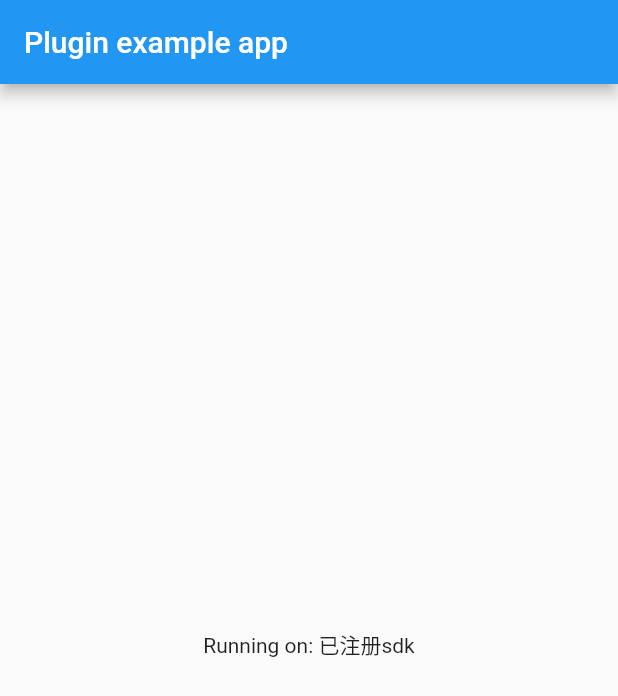
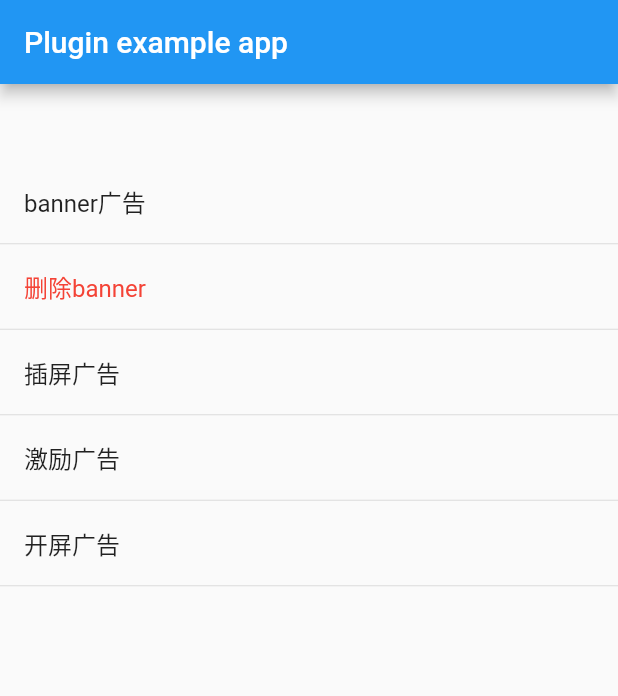
Before and after one commit to wengxianxun/bytedance_pangolin, a Flutter app: the screen it shows after launch, on a phone screen of 412 x 824 dp. Shown: the top 696 px of the screen. Run offline on Flutter 3.47's test engine with Material 2 defaults, Android fonts, the phone set to English and light mode, and no system bars; our stand-ins replace plugin_platform_interface.

Commit message:
初步完成
完成了iOS和Android的 激励、banner、插屏、开屏的开发

```diff
--- a/example/lib/main.dart
+++ b/example/lib/main.dart
@@ -2,7 +2,6 @@ import 'dart:async';
 
 import 'package:bytedance_pangolin/bytedance_pangolin.dart';
 import 'package:flutter/material.dart';
-import 'package:flutter/services.dart';
 
 void main() {
   runApp(const MyApp());
@@ -28,14 +27,6 @@ class _MyAppState extends State<MyApp> {
   // Platform messages are asynchronous, so we initialize in an async method.
   Future<void> initPlatformState() async {
     String platformVersion;
-    // Platform messages may fail, so we use a try/catch PlatformException.
-    // We also handle the message potentially returning null.
-    try {
-      platformVersion = await _bytedancePangolinPlugin.getPlatformVersion() ??
-          'Unknown platform version';
-    } on PlatformException {
-      platformVersion = 'Failed to get platform version.';
-    }
 
     await _bytedancePangolinPlugin
         .register(
@@ -53,7 +44,7 @@ class _MyAppState extends State<MyApp> {
       });
       // _loadSplashAd();
       // _loadBannerAd();
-      _loadRewardAd();
+      // _loadRewardAd();
       // _loadInterstitialAd();
     });
     if (!mounted) return;
@@ -65,8 +56,8 @@ class _MyAppState extends State<MyApp> {
         debug: true,
         mCodeId: "945344872",
         supportDeepLink: true,
-        rewardName: "激励广告",
-        rewardAmount: 3,
+        rewardName: "金币",
+        rewardAmount: 2,
         isExpress: true,
         expressViewAcceptedSizeH: 500,
         expressViewAcceptedSizeW: 500,
@@ -87,7 +78,7 @@ class _MyAppState extends State<MyApp> {
         expressViewHeight: 50,
         isCarousel: true,
         interval: 40,
-        topMargin: 300);
+        topMargin: 50);
   }
 
   _removeBannerAd() async {
@@ -99,6 +90,18 @@ class _MyAppState extends State<MyApp> {
         mCodeId: "945344417", expressViewWidth: 600, expressViewHeight: 600);
   }
 
+  // InkWell(
+  // onTap: () {
+  // _loadRewardAd();
+  // },
+  // child: Container(
+  // color: Colors.red,
+  // width: 200,
+  // height: 100,
+  // child: Text("按钮"),
+  // ),
+  // )
+
   @override
   Widget build(BuildContext context) {
     return MaterialApp(
@@ -107,7 +110,51 @@ class _MyAppState extends State<MyApp> {
           title: const Text('Plugin example app'),
         ),
         body: Center(
-          child: Text('Running on: $_platformVersion\n'),
+          child: ListView(
+            children: [
+              const SizedBox(
+                height: 50,
+              ),
+              ListTile(
+                title: const Text("banner广告"),
+                onTap: () {
+                  _loadBannerAd();
+                },
+              ),
+              const Divider(height: 1.0),
+              ListTile(
+                title: const Text(
+                  "删除banner",
+                  style: TextStyle(color: Colors.red),
+                ),
+                onTap: () {
+                  _removeBannerAd();
+                },
+              ),
+              const Divider(height: 1.0),
+              ListTile(
+                title: const Text("插屏广告"),
+                onTap: () {
+                  _loadInterstitialAd();
+                },
+              ),
+              const Divider(height: 1.0),
+              ListTile(
+                title: const Text("激励广告"),
+                onTap: () {
+                  _loadRewardAd();
+                },
+              ),
+              const Divider(height: 1.0),
+              ListTile(
+                title: const Text("开屏广告"),
+                onTap: () {
+                  _loadSplashAd();
+                },
+              ),
+              const Divider(height: 1.0),
+            ],
+          ),
         ),
       ),
     );
--- a/lib/bytedance_pangolin.dart
+++ b/lib/bytedance_pangolin.dart
@@ -2,10 +2,6 @@ import 'bytedance_pangolin_method_channel.dart';
 import 'bytedance_pangolin_platform_interface.dart';
 
 class BytedancePangolin {
-  Future<String?> getPlatformVersion() {
-    return BytedancePangolinPlatform.instance.getPlatformVersion();
-  }
-
   // 注册sdk
   Future<bool?> register({
     required String appId,
--- a/lib/bytedance_pangolin_platform_interface.dart
+++ b/lib/bytedance_pangolin_platform_interface.dart
@@ -21,10 +21,6 @@ abstract class BytedancePangolinPlatform extends PlatformInterface {
   static set instance(BytedancePangolinPlatform instance) {
     PlatformInterface.verifyToken(instance, _token);
     _instance = instance;
-  }
-
-  Future<String?> getPlatformVersion() {
-    throw UnimplementedError('platformVersion() has not been implemented.');
   }
 
   Future<bool?> register({
```
Also changed, not shown: lib/bytedance_pangolin_method_channel.dart (+0 -7 lines), 7 other files.
